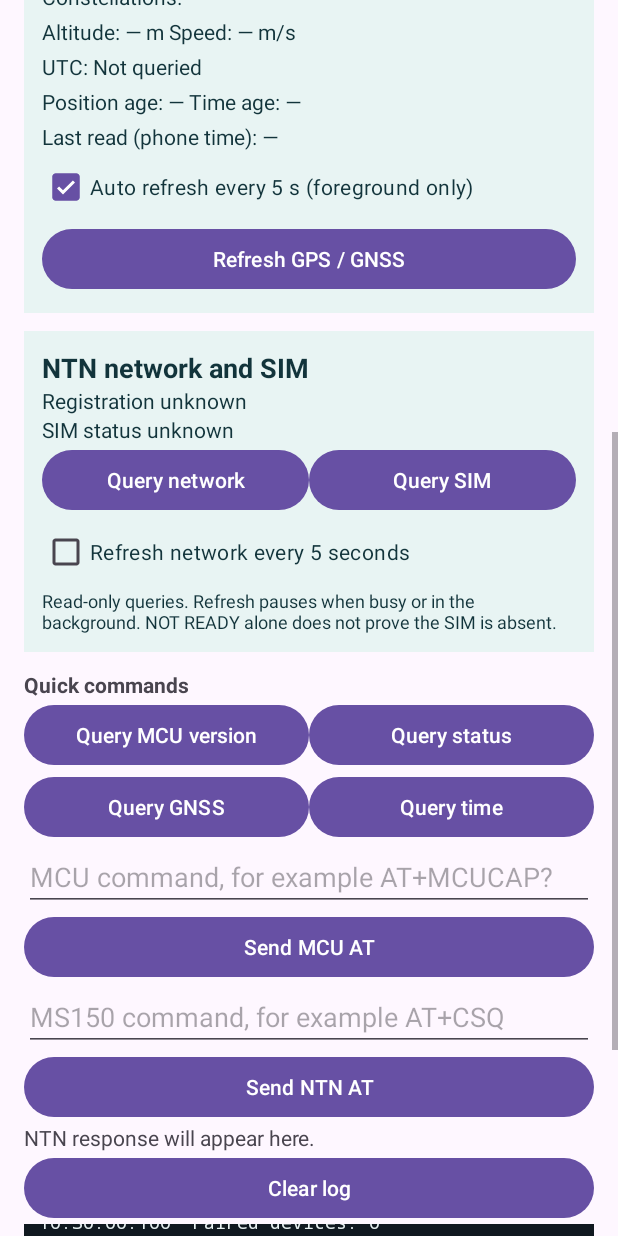
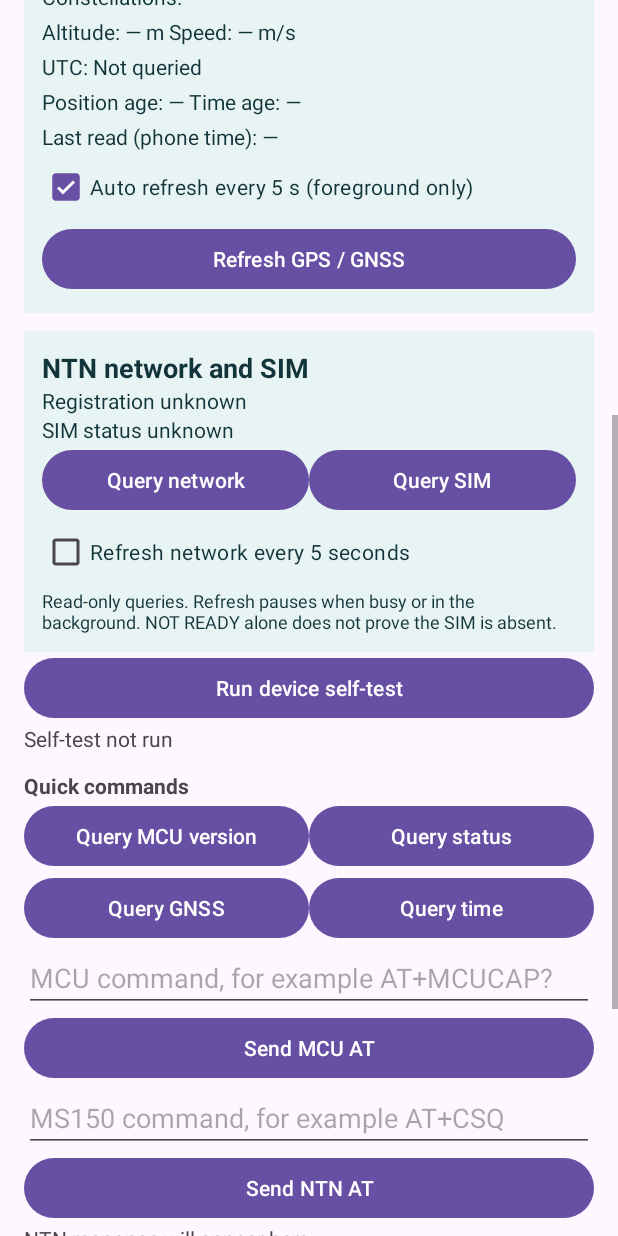
Before and after one commit to stephenshizl/ntn_android_app, an Android app: the screen it shows after launch (MainActivity), scrolled down 576 dp, on a phone screen of 412 x 824 dp. Run offline under Robolectric (Android 15) with nearby library versions, the phone set to English and light mode, and no system bars; 2 statements that could not run were skipped.

Commit message:
新增安卓设备自检和异常状态展示

```diff
--- a/app/build.gradle
+++ b/app/build.gradle
@@ -12,8 +12,8 @@ android {
         applicationId "com.youyou.ntn_bt"
         minSdk 29
         targetSdk 36
-        versionCode 10
-        versionName "1.3.6-modem-status"
+        versionCode 11
+        versionName "1.3.7-self-test"
 
         testInstrumentationRunner "androidx.test.runner.AndroidJUnitRunner"
     }
--- a/app/src/main/res/layout/activity_main.xml
+++ b/app/src/main/res/layout/activity_main.xml
@@ -46,6 +46,8 @@
                 <CheckBox android:id="@+id/networkAutoRefresh" android:layout_width="match_parent" android:layout_height="wrap_content" android:checked="false" android:text="@string/network_auto" android:textColor="#12343B" />
                 <TextView android:layout_width="match_parent" android:layout_height="wrap_content" android:text="@string/modem_status_hint" android:textSize="12sp" android:textColor="#12343B" />
             </LinearLayout>
+            <Button android:id="@+id/selfTestButton" android:layout_width="match_parent" android:layout_height="wrap_content" android:text="@string/self_test_run" />
+            <TextView android:id="@+id/selfTestResult" android:layout_width="match_parent" android:layout_height="wrap_content" android:accessibilityLiveRegion="polite" android:textIsSelectable="true" android:text="@string/self_test_idle" />
             <TextView android:layout_width="match_parent" android:layout_height="wrap_content" android:layout_marginTop="12dp" android:text="@string/quick_queries" android:textStyle="bold" />
             <GridLayout android:layout_width="match_parent" android:layout_height="wrap_content" android:columnCount="2">
                 <Button android:id="@+id/versionButton" android:layout_width="0dp" android:layout_height="wrap_content" android:layout_columnWeight="1" android:text="@string/query_version" />
--- a/app/src/main/res/values/strings.xml
+++ b/app/src/main/res/values/strings.xml
@@ -195,4 +195,17 @@
     <string name="sim_not_ready">SIM not ready (absent or unavailable)</string>
     <string name="sim_absent">SIM absent</string>
     <string name="sim_unknown">SIM status unknown</string>
+    <string name="self_test_run">Run device self-test</string>
+    <string name="self_test_idle">Self-test not run</string>
+    <string name="self_test_incomplete">Self-test incomplete. Check the connection and firmware support.</string>
+    <string name="self_test_fault">Storage issue detected</string>
+    <string name="self_test_pass">Storage checks passed</string>
+    <string name="self_test_available">Available</string>
+    <string name="self_test_unavailable">Unavailable</string>
+    <string name="self_test_nor_fault">Initialization or partition fault</string>
+    <string name="self_test_saved">Saved settings loaded</string>
+    <string name="self_test_defaults">Saved settings not loaded</string>
+    <string name="self_test_sn">SN: %1$s</string>
+    <string name="self_test_report">%1$s\nMAC: %2$s\nExternal NOR: %3$s\nOffline storage: %4$s\nConfiguration: %5$s\nGNSS: %6$s\nNTN registration: %7$s</string>
+    <string name="self_test_ntn_error">Last NTN error code: %1$d</string>
 </resources>
```
Also changed, not shown: app/src/main/java/com/youyou/ntn_bt/MainActivity.java (+42 -0 lines), 1 other file.
